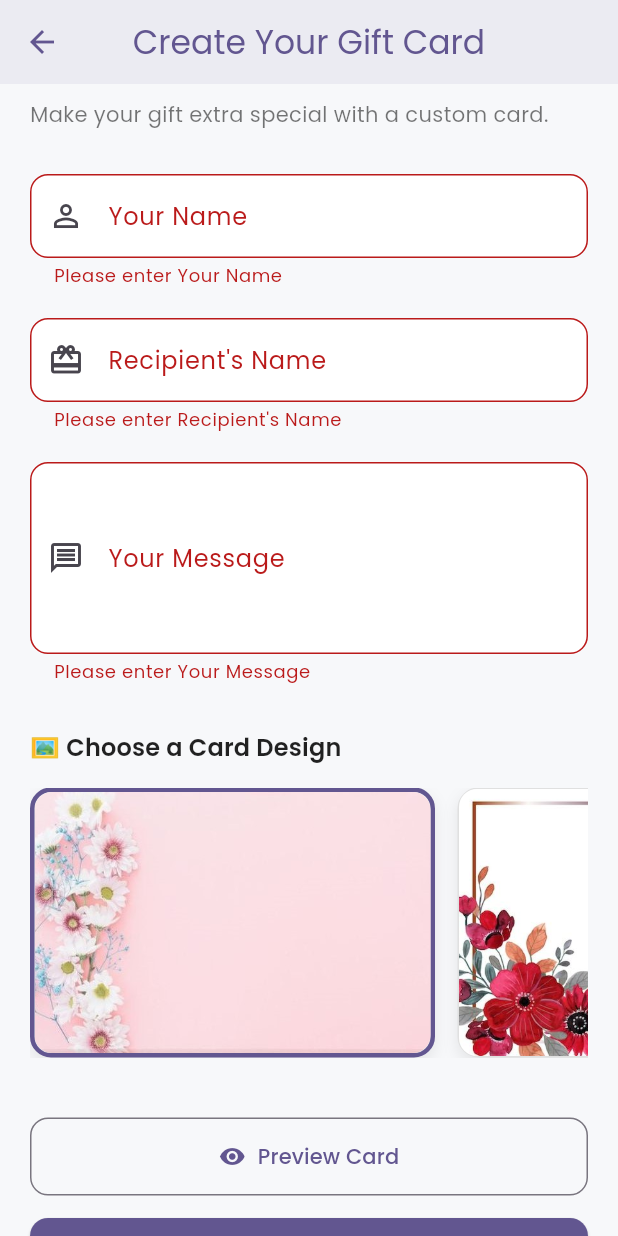
After one commit to RoaaAboLibdeh/SoftwareGP-Caduea, a Flutter app: the ChoosingCardForGift screen opened directly, scrolled down 50 dp, after a tap on "Preview Card", on a phone screen of 412 x 824 dp. The commit adds this screen. Run offline on Flutter 3.47's test engine with Material 3 defaults, Android fonts, the light colour scheme and no system bars; our stand-ins replace auto_size_text, badges, cached_network_image, chewie, dropdown_button2, file_picker and 18 more; missing offline and left inert: avatar_plus, flutter_inappwebview, flutter_stripe, json_path, mime_type; accounts and stored records are empty; network calls fail; project files that could hold a hidden picture were left out.

Commit message:
updated with card images

```diff
--- /dev/null
+++ b/Front_End/lib/chosing_card_images/choosing_Card_for_Gift.dart
@@ -0,0 +1,326 @@
+import 'package:flutter/material.dart';
+import 'package:flutter/services.dart';
+
+class ChoosingCardForGift extends StatefulWidget {
+  const ChoosingCardForGift({super.key});
+
+  @override
+  State<ChoosingCardForGift> createState() => _ChoosingCardForGiftState();
+}
+
+class _ChoosingCardForGiftState extends State<ChoosingCardForGift> {
+  final _formKey = GlobalKey<FormState>();
+  final TextEditingController _nameController = TextEditingController();
+  final TextEditingController _recipientController = TextEditingController();
+  final TextEditingController _messageController = TextEditingController();
+
+  int _selectedCardIndex = 0;
+  final List<String> _cardImages = [
+    'assets/images/card1.jpg',
+    'assets/images/card2.jpg',
+    'assets/images/card3.jpg',
+    'assets/images/card4.jpg',
+    'assets/images/card5.jpg',
+  ];
+
+  @override
+  void dispose() {
+    _nameController.dispose();
+    _recipientController.dispose();
+    _messageController.dispose();
+    super.dispose();
+  }
+
+  @override
+  Widget build(BuildContext context) {
+    final theme = Theme.of(context);
+
+    return Scaffold(
+      backgroundColor: const Color(0xFFF7F8FA),
+      appBar: AppBar(
+        title: const Text('Create Your Gift Card'),
+        centerTitle: true,
+        elevation: 0,
+        backgroundColor: Colors.transparent,
+        foregroundColor: theme.colorScheme.primary,
+        systemOverlayStyle: SystemUiOverlayStyle.dark,
+      ),
+      body: SingleChildScrollView(
+        padding: const EdgeInsets.all(20),
+        child: Form(
+          key: _formKey,
+          child: Column(
+            crossAxisAlignment: CrossAxisAlignment.stretch,
+            children: [
+              Text(
+                '🎁 Personalize Your Gift',
+                style: theme.textTheme.headlineSmall?.copyWith(
+                  fontWeight: FontWeight.bold,
+                  color: Colors.black87,
+                ),
+              ),
+              const SizedBox(height: 8),
+              Text(
+                'Make your gift extra special with a custom card.',
+                style: theme.textTheme.bodyMedium?.copyWith(
+                  color: Colors.black54,
+                ),
+              ),
+              const SizedBox(height: 30),
+
+              _buildInputField(
+                label: 'Your Name',
+                controller: _nameController,
+                icon: Icons.person_outline,
+              ),
+              const SizedBox(height: 20),
+              _buildInputField(
+                label: "Recipient's Name",
+                controller: _recipientController,
+                icon: Icons.card_giftcard,
+              ),
+              const SizedBox(height: 20),
+              _buildInputField(
+                label: 'Your Message',
+                controller: _messageController,
+                icon: Icons.message_outlined,
+                maxLines: 4,
+              ),
+              const SizedBox(height: 30),
+
+              Text(
+                '🖼️ Choose a Card Design',
+                style: theme.textTheme.titleMedium?.copyWith(
+                  fontWeight: FontWeight.w600,
+                  color: Colors.black87,
+                ),
+              ),
+              const SizedBox(height: 15),
+
+              SizedBox(
+                height: 180,
+                child: ListView.separated(
+                  scrollDirection: Axis.horizontal,
+                  itemCount: _cardImages.length,
+                  separatorBuilder: (_, __) => const SizedBox(width: 15),
+                  itemBuilder: (context, index) {
+                    final isSelected = _selectedCardIndex == index;
+                    return GestureDetector(
+                      onTap: () => setState(() => _selectedCardIndex = index),
+                      child: AnimatedContainer(
+                        duration: const Duration(milliseconds: 300),
+                        width: 270,
+                        decoration: BoxDecoration(
+                          borderRadius: BorderRadius.circular(14),
+                          border: Border.all(
+                            color:
+                                isSelected
+                                    ? theme.colorScheme.primary
+                                    : Colors.grey[300]!,
+                            width: isSelected ? 3 : 1,
+                          ),
+                          boxShadow: [
+                            BoxShadow(
+                              color: Colors.black.withOpacity(0.08),
+                              blurRadius: 8,
+                              offset: const Offset(0, 4),
+                            ),
+                          ],
+                        ),
+                        child: ClipRRect(
+                          borderRadius: BorderRadius.circular(12),
+                          child: Image.asset(
+                            _cardImages[index],
+                            fit: BoxFit.cover,
+                          ),
+                        ),
+                      ),
+                    );
+                  },
+                ),
+              ),
+              const SizedBox(height: 40),
+
+              OutlinedButton.icon(
+                onPressed: () {
+                  if (_formKey.currentState!.validate()) {
+                    _showPreviewDialog();
+                  }
+                },
+                style: OutlinedButton.styleFrom(
+                  padding: const EdgeInsets.symmetric(vertical: 16),
+                  shape: RoundedRectangleBorder(
+                    borderRadius: BorderRadius.circular(12),
+                  ),
+                ),
+                icon: const Icon(Icons.visibility),
+                label: Text(
+                  'Preview Card',
+                  style: TextStyle(color: theme.colorScheme.primary),
+                ),
+              ),
+              const SizedBox(height: 15),
+
+              ElevatedButton.icon(
+                onPressed: () {
+                  if (_formKey.currentState!.validate()) {
+                    _submitCard();
+                  }
+                },
+                style: ElevatedButton.styleFrom(
+                  backgroundColor: theme.colorScheme.primary,
+                  padding: const EdgeInsets.symmetric(vertical: 16),
+                  shape: RoundedRectangleBorder(
+                    borderRadius: BorderRadius.circular(12),
+                  ),
+                ),
+                icon: const Icon(Icons.check_circle_outline),
+                label: const Text(
+                  'Create Gift Card',
+                  style: TextStyle(color: Colors.white),
+                ),
+              ),
+            ],
+          ),
+        ),
+      ),
+    );
+  }
+
+  Widget _buildInputField({
+    required String label,
+    required TextEditingController controller,
+    required IconData icon,
+    int maxLines = 1,
+  }) {
+    return TextFormField(
+      controller: controller,
+      maxLines: maxLines,
+      decoration: InputDecoration(
+        labelText: label,
+        prefixIcon: Icon(icon),
+        filled: true,
+        fillColor: Colors.white,
+        border: OutlineInputBorder(borderRadius: BorderRadius.circular(12)),
+      ),
+      validator: (value) {
+        if (value == null || value.trim().isEmpty) {
+          return 'Please enter $label';
+        }
+        return null;
+      },
+    );
+  }
+
+  void _showPreviewDialog() {
+    showDialog(
+      context: context,
+      builder:
+          (context) => Dialog(
+            shape: RoundedRectangleBorder(
+              borderRadius: BorderRadius.circular(20),
+            ),
+            child: Padding(
+              padding: const EdgeInsets.all(20),
+              child: Column(
+                mainAxisSize: MainAxisSize.min,
+                children: [
+                  Text(
+                    'Card Preview',
+                    style: Theme.of(context).textTheme.titleLarge,
+                  ),
+                  const SizedBox(height: 20),
+                  Container(
+                    decoration: BoxDecoration(
+                      borderRadius: BorderRadius.circular(12),
+                      boxShadow: [
+                        BoxShadow(
+                          color: Colors.grey.withOpacity(0.3),
+                          spreadRadius: 2,
+                          blurRadius: 10,
+                          offset: const Offset(0, 5),
+                        ),
+                      ],
+                    ),
+                    child: ClipRRect(
+                      borderRadius: BorderRadius.circular(12),
+                      child: Stack(
+                        children: [
+                          Image.asset(_cardImages[_selectedCardIndex]),
+                          Positioned(
+                            bottom: 20,
+                            left: 20,
+                            right: 20,
+                            child: Container(
+                              padding: const EdgeInsets.all(15),
+                              decoration: BoxDecoration(
+                                color: Colors.white.withOpacity(0.9),
+                                borderRadius: BorderRadius.circular(10),
+                              ),
+                              child: Column(
+                                crossAxisAlignment: CrossAxisAlignment.start,
+                                children: [
+                                  Text(
+                                    'To: ${_recipientController.text}',
+                                    style: const TextStyle(
+                                      fontSize: 16,
+                                      fontWeight: FontWeight.bold,
+                                    ),
+                                  ),
+                                  const SizedBox(height: 8),
+                                  Text(_messageController.text),
+                                  const SizedBox(height: 8),
+                                  Text(
+                                    'From: ${_nameController.text}',
+                                    style: const TextStyle(
+                                      fontStyle: FontStyle.italic,
+                                    ),
+                                  ),
+                                ],
+                              ),
+                            ),
+                          ),
+                        ],
+                      ),
+                    ),
+                  ),
+                  const SizedBox(height: 30),
+                  ElevatedButton(
+                    onPressed: () => Navigator.pop(context),
+                    style: ElevatedButton.styleFrom(
+                      minimumSize: const Size(double.infinity, 50),
+                      shape: RoundedRectangleBorder(
+                        borderRadius: BorderRadius.circular(12),
+                      ),
+                    ),
+                    child: const Text('Looks Good!'),
+                  ),
+                ],
+              ),
+            ),
+          ),
+    );
+  }
+
+  void _submitCard() {
+    showDialog(
+      context: context,
+      builder:
+          (context) => AlertDialog(
+            shape: RoundedRectangleBorder(
+              borderRadius: BorderRadius.circular(15),
+            ),
+            title: const Text('Success!'),
+            content: const Text(
+              'Your gift card has been created successfully.',
+            ),
+            actions: [
+              TextButton(
+                onPressed: () => Navigator.pop(context),
+                child: const Text('OK'),
+              ),
+            ],
+          ),
+    );
+  }
+}
```
Also changed, not shown: Front_End/lib/pexels_images_service/GiftImageScreen.dart (deleted, +0 -92 lines), Front_End/lib/userCart/userCart.dart (+27 -1 lines).
